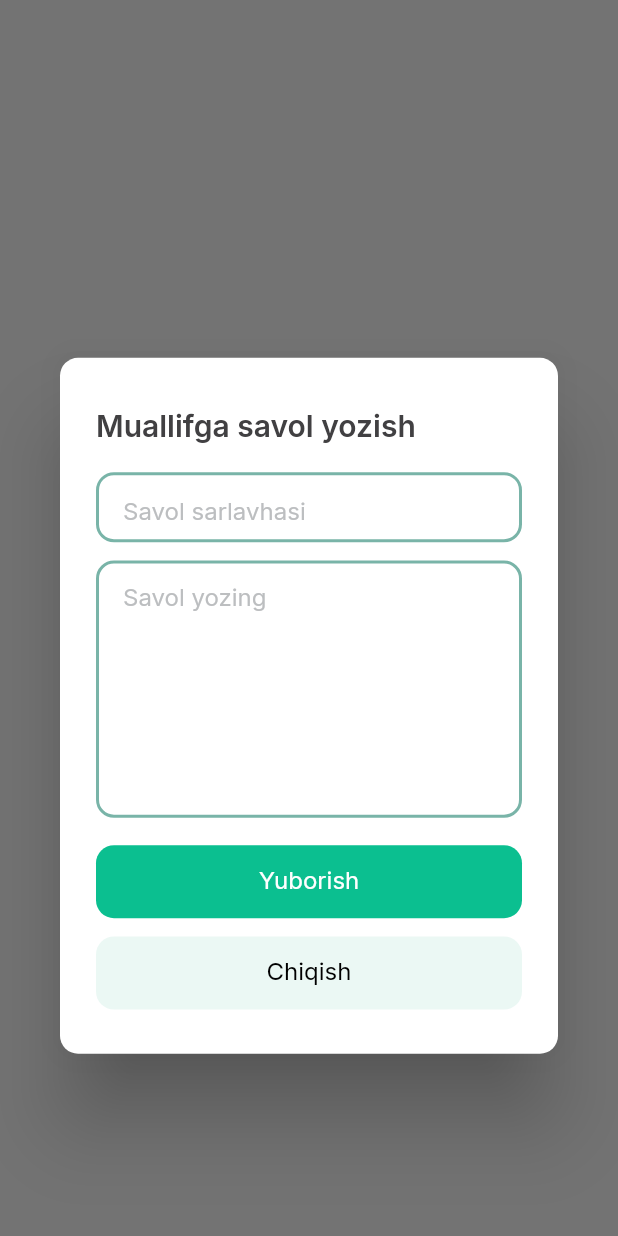
After one commit to komronz/najot, a Flutter app: the AskingQuestionCommon screen opened directly, after a tap on "Common", on a phone screen of 412 x 824 dp. The commit adds this screen. Run offline on Flutter 3.47's test engine with Material 2 defaults, Android fonts, the phone set to English and light mode, and no system bars; our stand-ins replace auto_size_text, bloc, bot_toast, connectivity_plus, dio, easy_localization and 11 more; missing offline and left inert: super_rich_text; accounts and stored records are empty.

Commit message:
QuestionModalWidget

```diff
--- a/lib/app.dart
+++ b/lib/app.dart
@@ -11,6 +11,7 @@ import 'package:najot/data/styles/app_themes.dart';
 import 'package:najot/data/utils/app_route_utils.dart';
 import 'package:najot/ui/pages/counter_page/counter_page.dart';
 import 'package:najot/ui/pages/intro_page/intro_page.dart';
+import 'package:najot/ui/pages/intro_page/project_information_page/asking_question_common.dart';
 
 import 'data/bloc/language_cubit/language_cubit.dart';
 import 'data/services/navigator_service.dart';
@@ -38,7 +39,7 @@ class App extends StatelessWidget {
           darkTheme: AppThemes.darkTheme(),
           localizationsDelegates: context.localizationDelegates,
           builder: BotToastInit(),
-          home:IntroPage(),
+          home:AskingQuestionCommon(),
           navigatorObservers: [
             BotToastNavigatorObserver(),
           ],
--- a/lib/ui/pages/intro_page/intro_page.dart
+++ b/lib/ui/pages/intro_page/intro_page.dart
@@ -50,7 +50,7 @@ class IntroPage extends StatelessWidget {
                   top: 72,
                   left: 148,
                   child: Container(
-                    height: 19,
+                    height: 19.h,
                     child: Row(
                       mainAxisAlignment: MainAxisAlignment.center,
                       children: _buildIndicator(state),
--- /dev/null
+++ b/lib/ui/pages/intro_page/project_information_page/asking_question_common.dart
@@ -0,0 +1,26 @@
+import 'package:flutter/cupertino.dart';
+import 'package:flutter/material.dart';
+import 'package:flutter_screenutil/flutter_screenutil.dart';
+import 'package:najot/ui/pages/intro_page/project_information_page/open_alert_box_widget.dart';
+
+class AskingQuestionCommon extends StatefulWidget {
+  const AskingQuestionCommon({Key? key}) : super(key: key);
+
+  @override
+  _AskingQuestionCommonState createState() => _AskingQuestionCommonState();
+}
+
+class _AskingQuestionCommonState extends State<AskingQuestionCommon> {
+
+  @override
+  Widget build(BuildContext context) {
+    return Scaffold(
+        body: Center(
+            child: ElevatedButton(
+                onPressed: () {
+                  openAlertBox(context);
+                },
+                child: Text("Common"))));
+  }
+
+}
--- /dev/null
+++ b/lib/ui/pages/intro_page/project_information_page/open_alert_box_widget.dart
@@ -0,0 +1,123 @@
+import 'package:flutter/material.dart';
+import 'package:flutter_screenutil/flutter_screenutil.dart';
+import 'package:najot/ui/pages/intro_page/project_information_page/open_success_alert_box.dart';
+
+Future openAlertBox(BuildContext context) {
+  return showDialog(
+      context: context,
+      builder: (BuildContext context) {
+        return Container(
+          margin: EdgeInsets.only(top: 117),
+          child: AlertDialog(
+            shape: RoundedRectangleBorder(
+                borderRadius: BorderRadius.all(Radius.circular(12.0))),
+            contentPadding: EdgeInsets.only(top: 10.0),
+            content: SingleChildScrollView(
+              child: Container(
+                margin: EdgeInsets.all(24.0),
+                width: 335.w,
+                height: 400.h,
+                child: Column(
+                  mainAxisAlignment: MainAxisAlignment.start,
+                  crossAxisAlignment: CrossAxisAlignment.start,
+                  children: <Widget>[
+                    Text(
+                      "Muallifga savol yozish ",
+                      style: TextStyle(
+                          fontSize: 20.0,
+                          color: Color(0xFF414042),
+                          fontWeight: FontWeight.w600),
+                    ),
+                    SizedBox(
+                      height: 18.0.h,
+                    ),
+                    Container(
+                      height: 46.h,
+                      padding: EdgeInsets.only(top: 10, left: 16),
+                      decoration: BoxDecoration(
+                          borderRadius: BorderRadius.circular(12),
+                          border: Border.all(
+                            width: 2,
+                            color: Color(0xFF79B4A8),
+                          )),
+                      child: TextField(
+                        decoration: InputDecoration(
+                          hintText: "Savol sarlavhasi",
+                          border: InputBorder.none,
+                          hintStyle: TextStyle(
+                              color: Color(0xFFBCBEC0), fontSize: 16),
+                        ),
+                      ),
+                    ),
+                    SizedBox(height: 12.h),
+                    Container(
+                      height: 169.h,
+                      width: 287.w,
+                      padding: EdgeInsets.only(left: 16),
+                      decoration: BoxDecoration(
+                          borderRadius: BorderRadius.circular(12),
+                          border: Border.all(
+                            width: 2,
+                            color: Color(0xFF79B4A8),
+                          )),
+                      child: TextField(
+                        keyboardType: TextInputType.multiline,
+                        maxLines: 8,
+                        decoration: InputDecoration(
+                          hintText: "Savol yozing",
+                          border: InputBorder.none,
+                          hintStyle: TextStyle(
+                              color: Color(0xFFBCBEC0), fontSize: 16),
+                        ),
+                      ),
+                    ),
+                    SizedBox(height: 18.h),
+                    GestureDetector(
+                      onTap: () {
+                        openSuccessAlertBox(context);
+                      },
+                      child: Container(
+                          height: 48.h,
+                          width: double.infinity,
+                          decoration: BoxDecoration(
+                            color: Color(0xFF0BBF90),
+                            borderRadius: BorderRadius.circular(12.0),
+                          ),
+                          child: Padding(
+                            padding: const EdgeInsets.only(top: 13.0),
+                            child: Text(
+                              "Yuborish",
+                              textAlign: TextAlign.center,
+                              style: TextStyle(color: Colors.white),
+                            ),
+                          )),
+                    ),
+                    SizedBox(height: 12.h),
+                    GestureDetector(
+                      onTap: () {
+                        Navigator.of(context).pop();
+                      },
+                      child: Container(
+                          height: 48.h,
+                          width: double.infinity,
+                          decoration: BoxDecoration(
+                            color: Color(0xFFEBF8F4),
+                            borderRadius: BorderRadius.circular(12.0),
+                          ),
+                          child: Padding(
+                            padding: const EdgeInsets.only(top: 13.0),
+                            child: Text(
+                              "Chiqish",
+                              textAlign: TextAlign.center,
+                              style: TextStyle(color: Colors.black),
+                            ),
+                          )),
+                    ),
+                  ],
+                ),
+              ),
+            ),
+          ),
+        );
+      });
+}
```
Also changed, not shown: lib/ui/pages/intro_page/project_information_page/open_success_alert_box.dart (added, +79 -0 lines), assets/images/send_success.png (added), assets/images/success.png (added).
